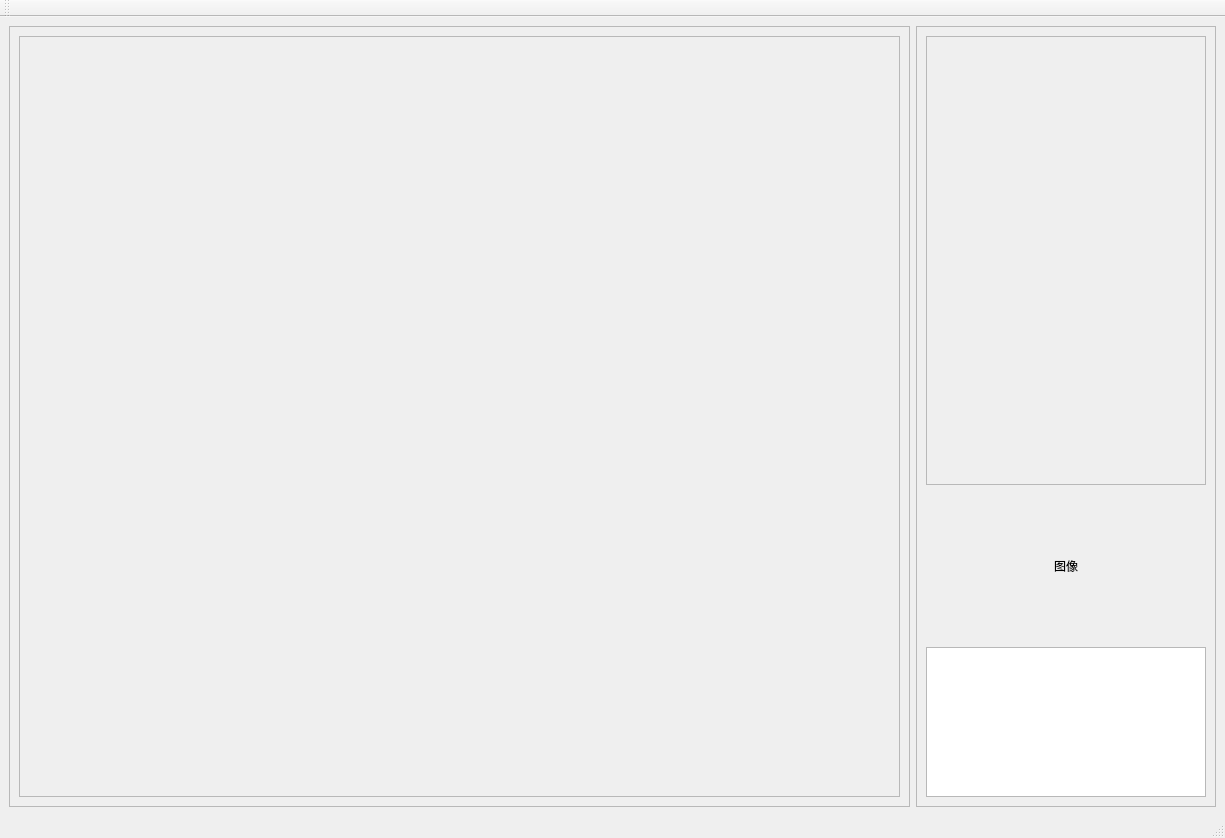
Before: the Qt Designer form gui.ui in wqhot/ZNTKGUI, drawn with Qt 5.
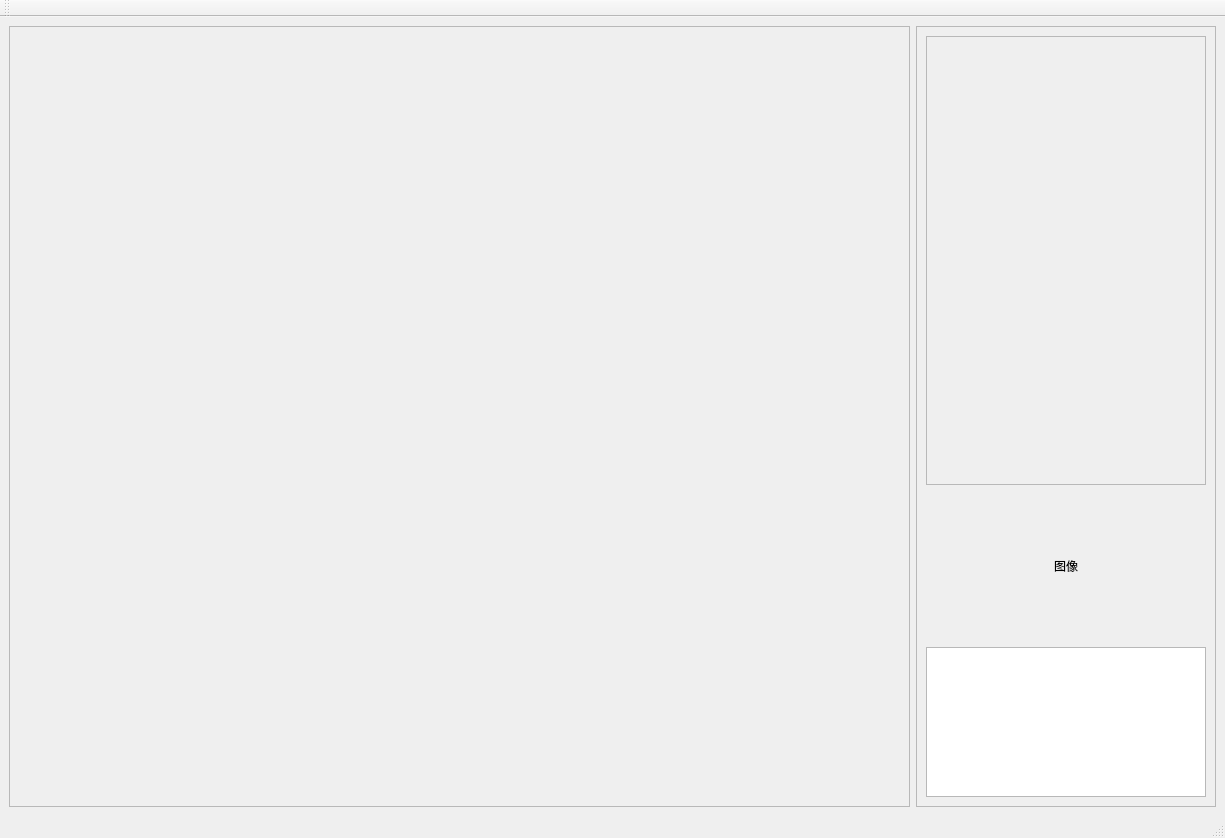
After: the same form once the commit is applied. Icons and pictures are not drawn.

Commit message: 界面调整

The edit to the form file:
```diff
--- a/gui.ui
+++ b/gui.ui
@@ -42,29 +42,7 @@
           </property>
           <layout class="QVBoxLayout" name="verticalLayout_6">
            <item>
-            <layout class="QVBoxLayout" name="verticalLayout_5">
-             <item>
-              <widget class="QFrame" name="frame_3">
-               <property name="sizePolicy">
-                <sizepolicy hsizetype="Preferred" vsizetype="Preferred">
-                 <horstretch>0</horstretch>
-                 <verstretch>3</verstretch>
-                </sizepolicy>
-               </property>
-               <property name="frameShape">
-                <enum>QFrame::StyledPanel</enum>
-               </property>
-               <property name="frameShadow">
-                <enum>QFrame::Raised</enum>
-               </property>
-               <layout class="QVBoxLayout" name="verticalLayout_8">
-                <item>
-                 <layout class="QVBoxLayout" name="verticalLayout_xyz"/>
-                </item>
-               </layout>
-              </widget>
-             </item>
-            </layout>
+            <layout class="QVBoxLayout" name="verticalLayout_xyz"/>
            </item>
           </layout>
          </widget>
```
The commit also changes 2 other files.
